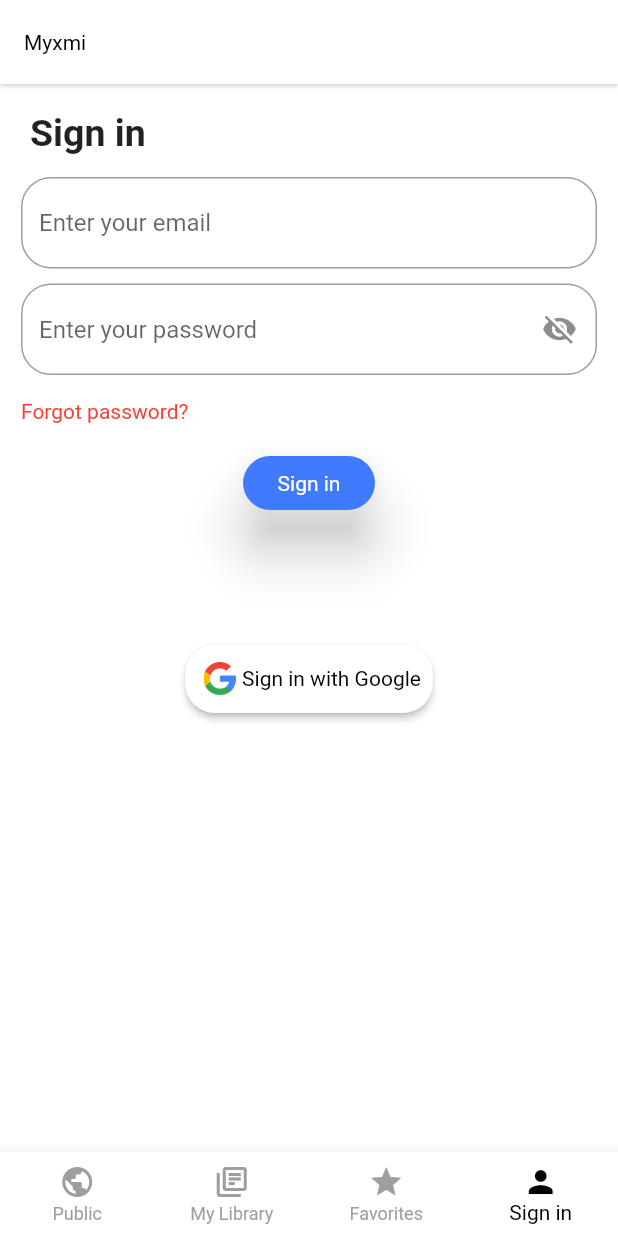
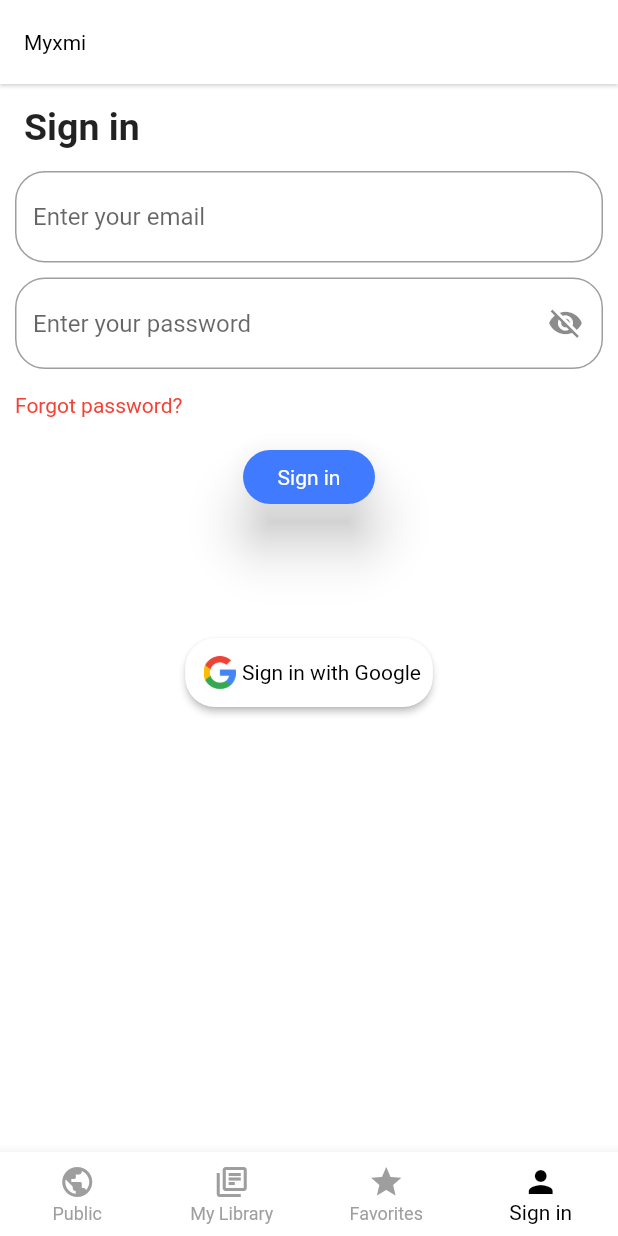
Before and after one commit to life-Nd/Myxmi, a Flutter app: the screen it shows after launch, after a tap on the "add" icon, on a phone screen of 412 x 824 dp. Run offline on Flutter 3.47's test engine with Material 2 defaults, Android fonts, the phone set to English and light mode, and no system bars; our stand-ins replace cloud_firestore, easy_localization, firebase_auth, firebase_core, firebase_storage, flutter_hooks and 8 more; missing offline and left inert: apple_sign_in, rate_my_app, time_machine; accounts and stored records are empty; Roboto replaces fonts that are missing (Georgia).

```diff
--- a/lib/app.dart
+++ b/lib/app.dart
@@ -23,7 +23,6 @@ class App extends HookWidget {
   Widget build(BuildContext context) {
     final _userProvider = useProvider(userProvider);
     final _prefProvider = useProvider(prefProvider);
-
     return FutureBuilder(
       future: _prefProvider.readLanguage(),
       builder: (_, data) {
--- a/lib/screens/add_recipe.dart
+++ b/lib/screens/add_recipe.dart
@@ -72,7 +72,7 @@ class AddRecipe extends HookWidget {
                           isDense: true,
                           border: OutlineInputBorder(
                               borderRadius: BorderRadius.circular(20)),
-                          hintText: 'Recipe name',
+                          hintText: 'recipeName'.tr(),
                         ),
                         onSubmitted: (submitted) {
                           _recipe.changeTitle(newName: _titleCtrl.text);
--- a/lib/screens/home.dart
+++ b/lib/screens/home.dart
@@ -29,9 +29,10 @@ class Home extends HookWidget {
                       viewIndex == 1 &&
                           _user.account?.uid != null &&
                           _view.searching
-                  ? Size(100, _size.width)
-                  : Size(55, _size.width),
+                  ? Size(_size.width, 100)
+                  : Size(_size.width, 55),
               child: SafeArea(
+                top: true,
                 child: SearchRecipes(
                   showFilter: viewIndex == 2 && _user.account?.uid != null
                       ? false
@@ -108,14 +109,9 @@ class Home extends HookWidget {
           _favorites.showFilter(false);
         },
       ),
-      body: Container(
-        height: _size.height,
-        width: _size.width,
-        padding: EdgeInsets.all(4),
-        child: _view.changeView(
+      body:  _view.changeView(
           uid: _user.account?.uid,
           newView: viewIndex,
-        ),
       ),
     );
   }
--- a/lib/screens/recipes.dart
+++ b/lib/screens/recipes.dart
@@ -9,6 +9,7 @@ class RecipesScreen extends StatefulWidget {
 
 class RecipesScreenState extends State<RecipesScreen> {
   Future _future;
+  Widget futureBuilder;
   @override
   void initState() {
     _future = FirebaseFirestore.instance
@@ -21,11 +22,7 @@ class RecipesScreenState extends State<RecipesScreen> {
 
   @override
   Widget build(BuildContext context) {
-    return Column(
-      mainAxisSize: MainAxisSize.min,
-      children: [
-        Expanded(
-            child: FutureBuilder(
+    return FutureBuilder(
       future: _future,
       builder: (_, AsyncSnapshot snapshot) {
         if (snapshot.hasError) {
@@ -38,6 +35,7 @@ class RecipesScreenState extends State<RecipesScreen> {
           print("LOADING Recipes");
           return Column(
             mainAxisAlignment: MainAxisAlignment.center,
+            crossAxisAlignment: CrossAxisAlignment.center,
             children: [
               Text(
                 "${'loading'.tr()}...",
@@ -65,8 +63,6 @@ class RecipesScreenState extends State<RecipesScreen> {
                 ],
               );
       },
-        )),
-      ],
     );
   }
 }
--- a/lib/widgets/search.dart
+++ b/lib/widgets/search.dart
@@ -19,7 +19,6 @@ class SearchRecipes extends HookWidget {
     final _change = useState<bool>(false);
     final _fav = useProvider(favProvider);
     return ListTile(
-      visualDensity: VisualDensity.adaptivePlatformDensity,
       dense: true,
       title: TextField(
         onTap: () {
```
Also changed, not shown: lib/widgets/fields.dart (+12 -12 lines), lib/widgets/products_list.dart (+7 -5 lines), lib/widgets/recipe_list.dart (+51 -9 lines), lib/widgets/save_recipe.dart (+7 -0 lines). Lines whose indentation alone changed are shown as unchanged.
